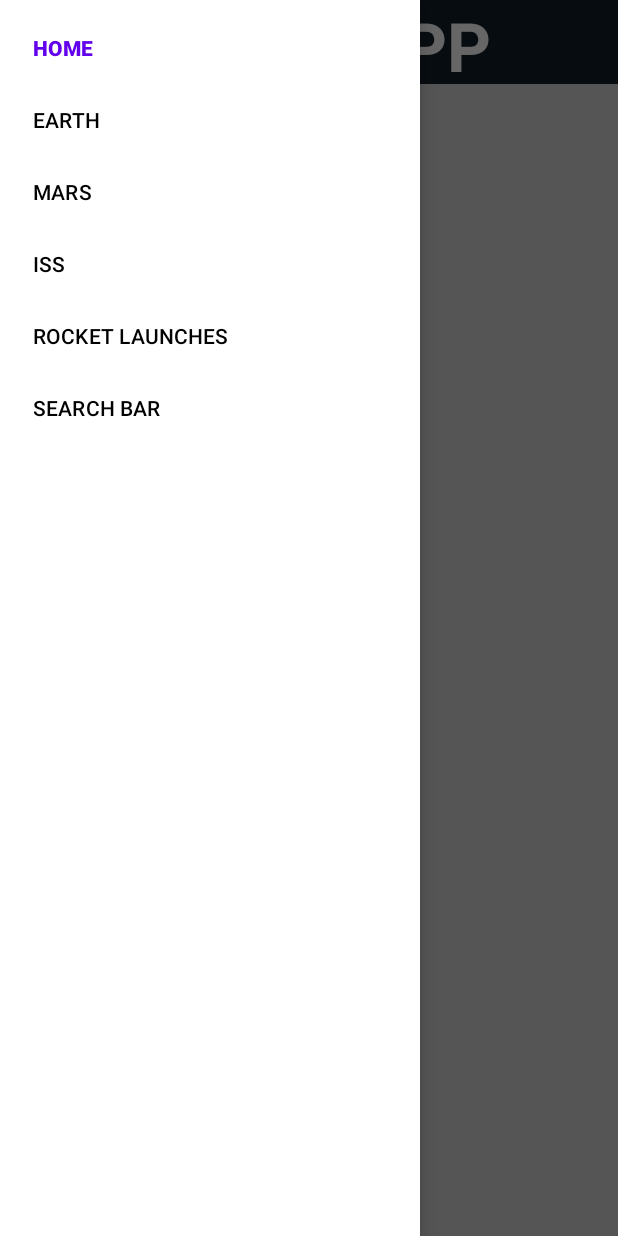
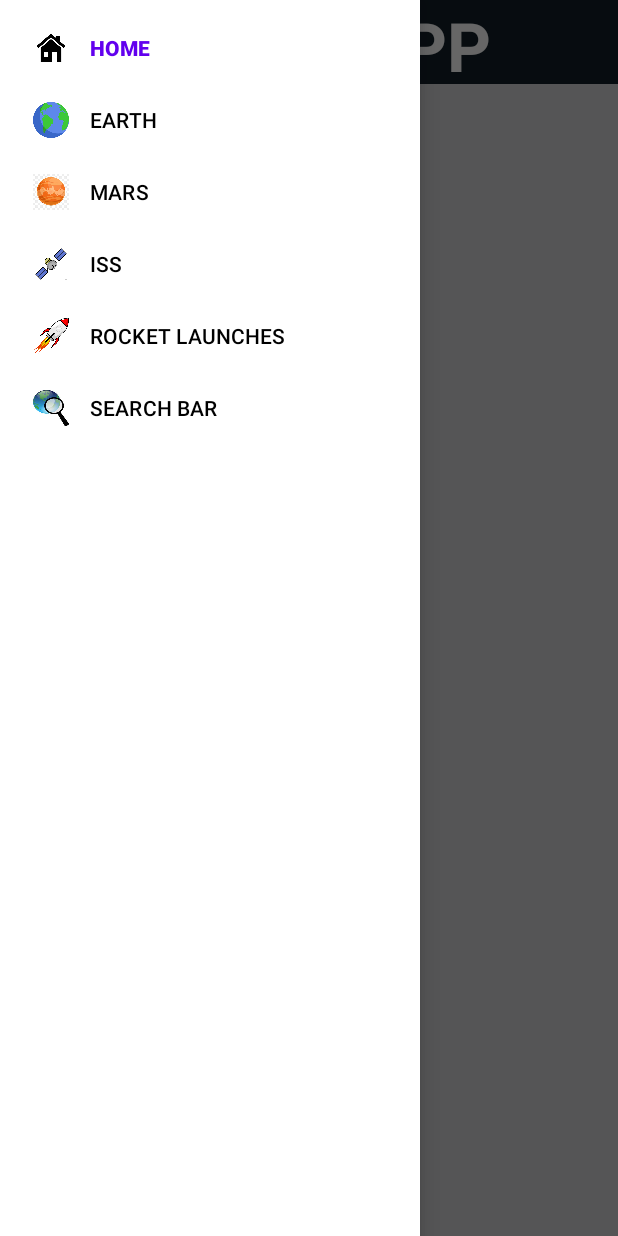
Before and after one commit to stephenthomas04/Space_News_App, an Android app: the screen it shows after launch (MainActivity), with the side drawer open, on a phone screen of 412 x 824 dp. Run offline under Robolectric (Android 15) with nearby library versions, the phone set to English and light mode, and no system bars; our stand-ins replace Volley, navigation-ui; network calls fail; Roboto replaces fonts that are not available here.

Commit message:
added images and kinda fixed search

```diff
--- a/app/src/main/res/menu/navigation_menu.xml
+++ b/app/src/main/res/menu/navigation_menu.xml
@@ -2,20 +2,26 @@
 <menu xmlns:android="http://schemas.android.com/apk/res/android">
     <item
         android:id="@+id/homeMenu"
+        android:icon="@drawable/home"
         android:title="HOME"/>
     <item
         android:id="@+id/earthMenu"
+        android:icon="@drawable/earth"
         android:title="EARTH"/>
     <item
         android:id="@+id/marsMenu"
+        android:icon="@drawable/mars"
         android:title="MARS"/>
     <item
         android:id="@+id/issMenu"
+        android:icon="@drawable/satelittle"
         android:title="ISS"/>
     <item
         android:id="@+id/rocket_launchesMenu"
+        android:icon="@drawable/rocket"
         android:title="ROCKET LAUNCHES"/>
     <item
         android:id="@+id/search_barMenu"
+        android:icon="@drawable/search"
         android:title="SEARCH BAR"/>
 </menu>
```
Also changed, not shown: app/src/main/res/drawable/earth.jpg (added), app/src/main/res/drawable/home.jpg (added), app/src/main/res/drawable/mars.jpg (added), app/src/main/res/drawable/rocket.jpg (added), app/src/main/res/drawable/satelittle.jpg (added), app/src/main/res/drawable/search.jpg (added).
